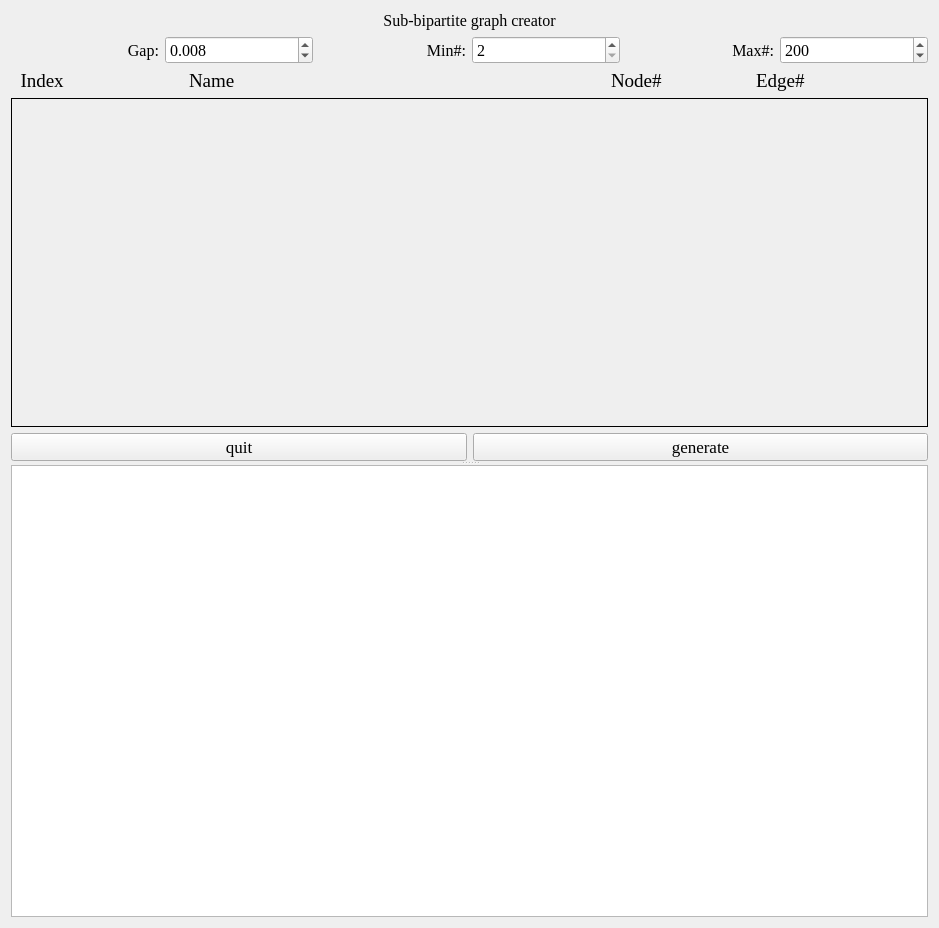
This is gui/design.ui in yujianke100/Sub-Bipartite-Graph-Creator as Qt 5 draws it before an edit. The edited form follows.
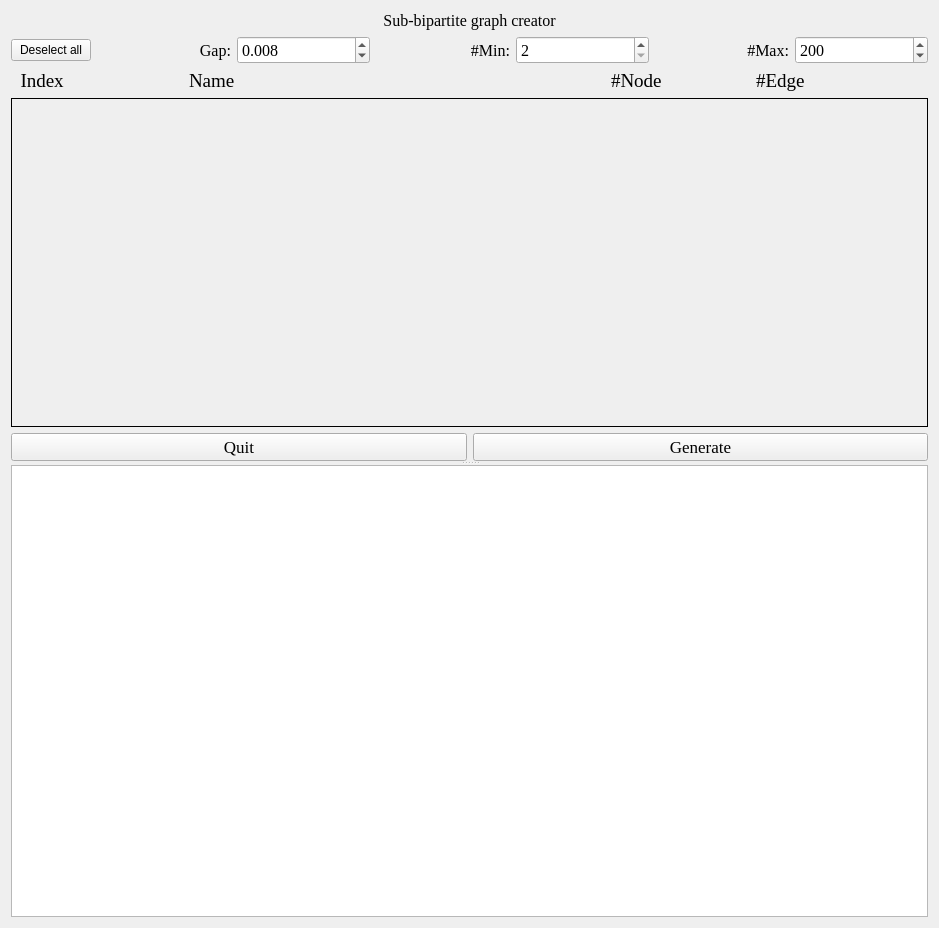
This is the edited form. Icons and pictures are not drawn.

Commit message: debug and add deselect button

Patch:
```diff
--- a/gui/design.ui
+++ b/gui/design.ui
@@ -48,7 +48,14 @@
         </widget>
        </item>
        <item>
-        <layout class="QHBoxLayout" name="horizontalLayout">
+        <layout class="QHBoxLayout" name="horizontalLayout" stretch="1,3,3,3,3,3,3">
+         <item>
+          <widget class="QPushButton" name="Deselect">
+           <property name="text">
+            <string>Deselect all</string>
+           </property>
+          </widget>
+         </item>
          <item>
           <widget class="QLabel" name="label_2">
            <property name="font">
@@ -108,7 +115,7 @@
             <enum>QFrame::Plain</enum>
            </property>
            <property name="text">
-            <string>Min#:</string>
+            <string>#Min:</string>
            </property>
            <property name="alignment">
             <set>Qt::AlignRight|Qt::AlignTrailing|Qt::AlignVCenter</set>
@@ -140,7 +147,7 @@
             </font>
            </property>
            <property name="text">
-            <string>Max#:</string>
+            <string>#Max:</string>
            </property>
            <property name="alignment">
             <set>Qt::AlignRight|Qt::AlignTrailing|Qt::AlignVCenter</set>
@@ -227,7 +234,7 @@
             </font>
            </property>
            <property name="text">
-            <string>Node#</string>
+            <string>#Node</string>
            </property>
            <property name="alignment">
             <set>Qt::AlignLeading|Qt::AlignLeft|Qt::AlignVCenter</set>
@@ -243,7 +250,7 @@
             </font>
            </property>
            <property name="text">
-            <string>Edge#</string>
+            <string>#Edge</string>
            </property>
            <property name="alignment">
             <set>Qt::AlignLeading|Qt::AlignLeft|Qt::AlignVCenter</set>
@@ -311,7 +318,7 @@
             </font>
            </property>
            <property name="text">
-            <string>quit</string>
+            <string>Quit</string>
            </property>
           </widget>
          </item>
@@ -324,7 +331,7 @@
             </font>
            </property>
            <property name="text">
-            <string>generate</string>
+            <string>Generate</string>
            </property>
           </widget>
          </item>
```
Left out of the diff: 12 changed lines with no effect on the pictures. The commit also changes 3 other files.
